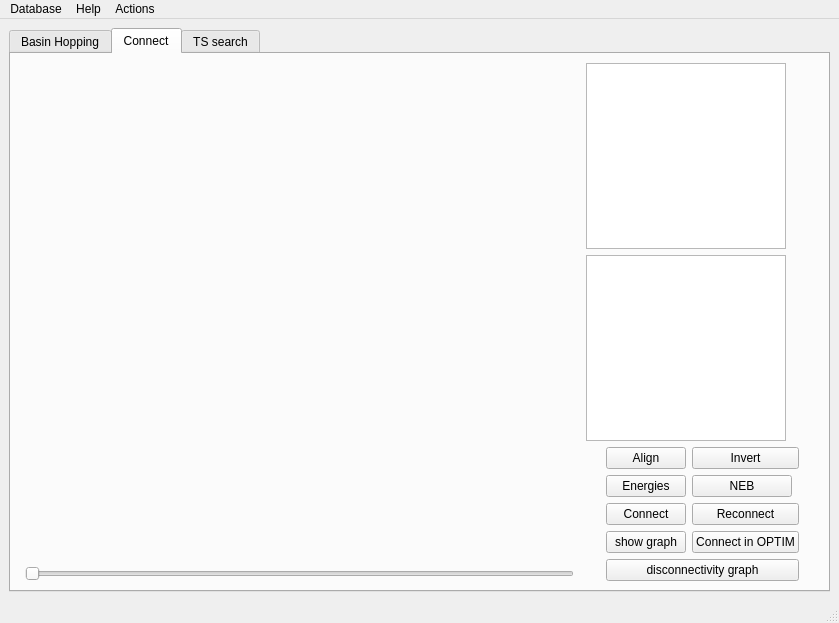
First picture: the form in pygmin/gui/MainWindow.ui, repository pele-python/pele, before the edit.
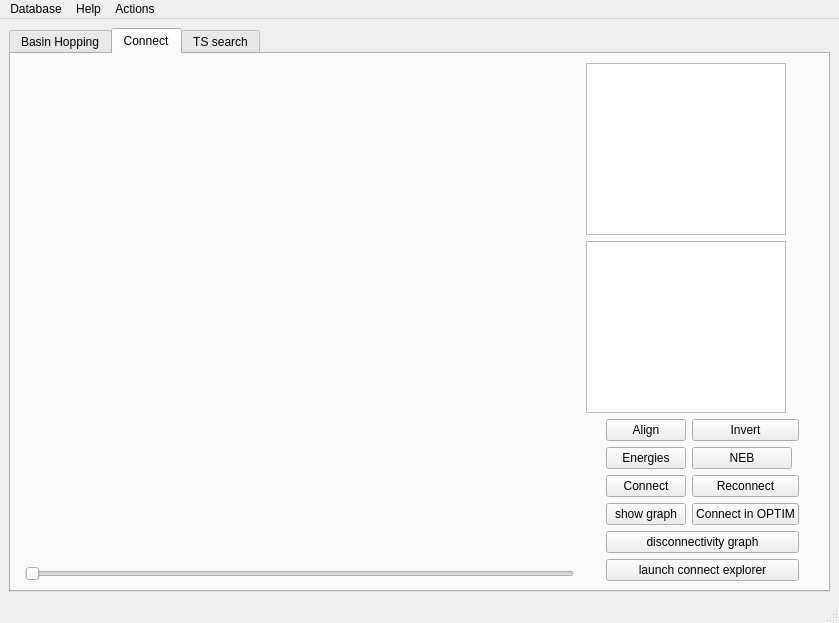
Second picture: the form after the edit. The open tabs and pages were chosen to show the change. Custom widgets are drawn as their Qt base class.

Commit message:
add connect explorer to the gui
This dialog lets you run the neb and choose which image to refine to the
nearest transition state.  You can then look at all the paths in the
NEB, the transition state search and the pushoff from the transition
state

```diff
--- a/pygmin/gui/MainWindow.ui
+++ b/pygmin/gui/MainWindow.ui
@@ -273,6 +273,13 @@
                 </property>
                </widget>
               </item>
+              <item row="6" column="0" colspan="2">
+               <widget class="QPushButton" name="btn_launch_connect_explorer">
+                <property name="text">
+                 <string>launch connect explorer</string>
+                </property>
+               </widget>
+              </item>
              </layout>
             </item>
            </layout>
```
Left out of the diff: 39 changed lines with no effect on the pictures. The commit also changes 10 other files.
